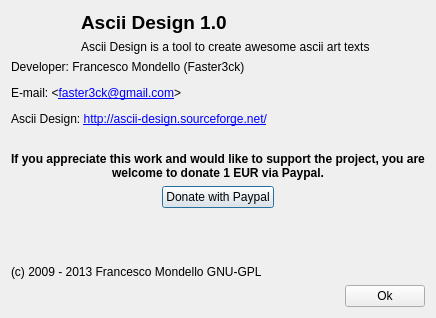
This is ui/infodialog.ui in Faster3ck/Ascii-Design as Qt 5 draws it before an edit. The edited form follows.
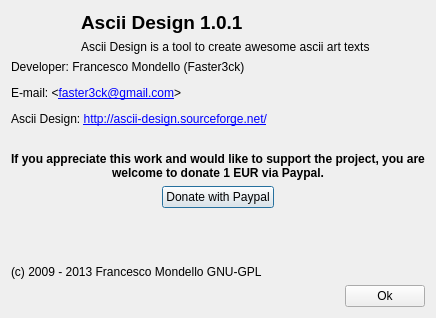
This is the edited form. Icons and pictures are not drawn.

Commit message: Version 1.0.1 modified dialog info

The edit to the form file:
```diff
--- a/ui/infodialog.ui
+++ b/ui/infodialog.ui
@@ -44,7 +44,7 @@
        <item>
         <widget class="QLabel" name="label_4">
          <property name="text">
-          <string>&lt;html&gt;&lt;head/&gt;&lt;body&gt;&lt;p&gt;&lt;span style=&quot; font-size:14pt; font-weight:600;&quot;&gt;Ascii Design 1.0&lt;/span&gt;&lt;/p&gt;&lt;/body&gt;&lt;/html&gt;</string>
+          <string>&lt;html&gt;&lt;head/&gt;&lt;body&gt;&lt;p&gt;&lt;span style=&quot; font-size:14pt; font-weight:600;&quot;&gt;Ascii Design 1.0.1&lt;/span&gt;&lt;/p&gt;&lt;/body&gt;&lt;/html&gt;</string>
          </property>
         </widget>
        </item>
```
The commit also changes 1 other file.
